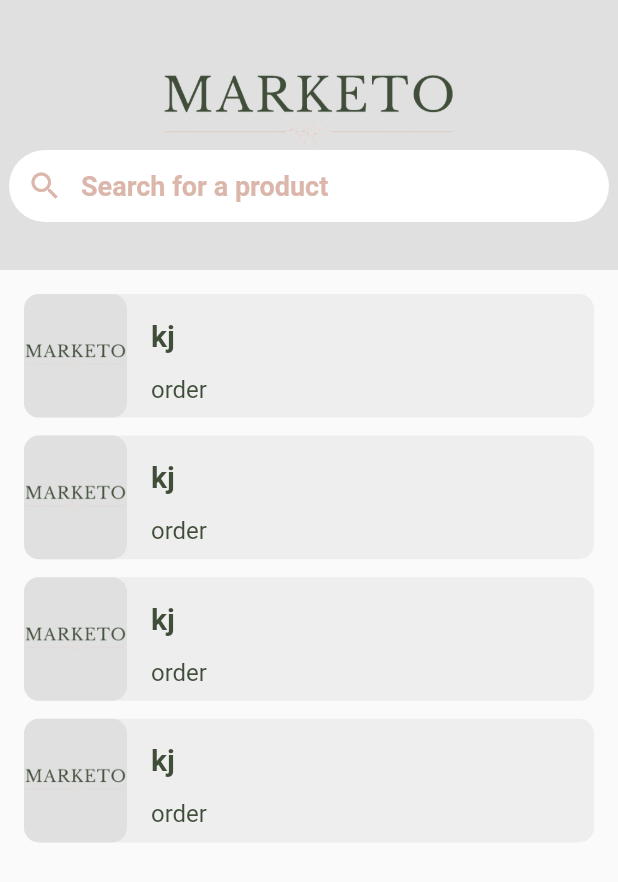
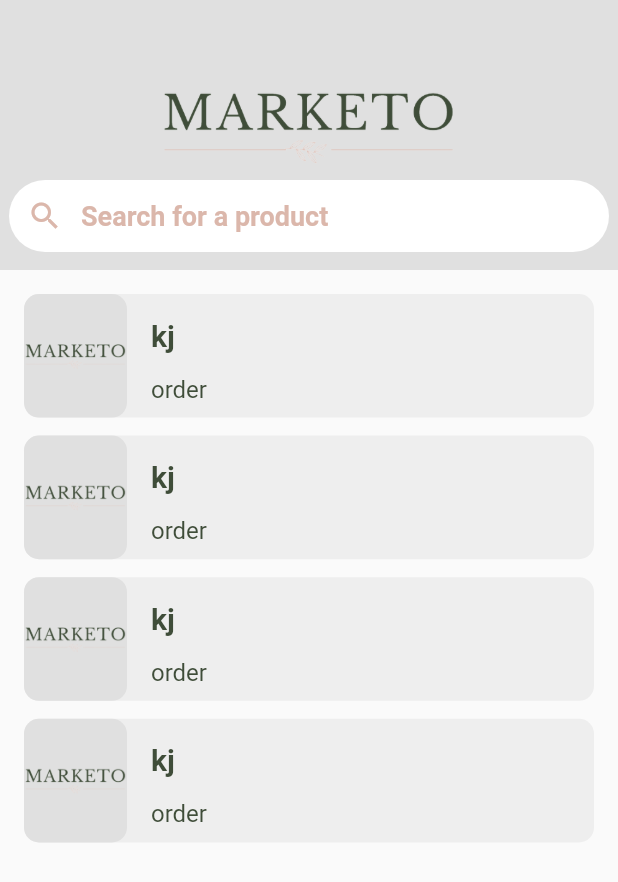
Before and after one commit to LuluahAld/project-marketo, a Flutter app: the ExplorePage screen opened directly, on a phone screen of 412 x 824 dp. Shown: the top 882 px of the screen. Run offline on Flutter 3.47's test engine with Material 2 defaults, Android fonts, the phone set to English and light mode, and no system bars; our stand-ins replace smooth_page_indicator; missing offline and left inert: bottom_picker.

Commit message:
adjusted appbar

```diff
--- a/lib/pages/login_page.dart
+++ b/lib/pages/login_page.dart
@@ -5,6 +5,7 @@
 import 'package:project_teamd/components/textfields/textfield_m.dart';
 import 'package:project_teamd/constants/color_pallete.dart';
 import 'package:project_teamd/constants/padding.dart';
+import 'package:project_teamd/pages/user/home.dart';
 
 class LoginPage extends StatefulWidget {
   const LoginPage({super.key}) : super();
@@ -295,7 +296,9 @@
                 child: Padding(
                   padding: const EdgeInsets.only(left: 40, right: 100),
                   child: ElevatedButton(
-                    onPressed: () {},
+                    onPressed: () {
+                      Navigator.push(context, MaterialPageRoute(builder: (context) => const Home()));
+                    },
                     style: ElevatedButton.styleFrom(
                       backgroundColor: lightgreen,
                     ),
--- a/lib/pages/user/explore_page.dart
+++ b/lib/pages/user/explore_page.dart
@@ -23,8 +23,9 @@
           color: grey,
           child: Column(
             children: const [
-              SizedBox(height: 44),
+              SizedBox(height: 56),
               Logo(size: 200),
+              SizedBox(height: 8),
               SizedBox(
                 height: 50,
                 width: 400,
--- a/lib/pages/user/user_home_page.dart
+++ b/lib/pages/user/user_home_page.dart
@@ -24,8 +24,9 @@
           color: grey,
           child: Column(
             children: const [
-              SizedBox(height: 44),
+              SizedBox(height: 56),
               Logo(size: 200),
+              SizedBox(height: 8),
               SizedBox(
                 height: 50,
                 width: 400,
```
